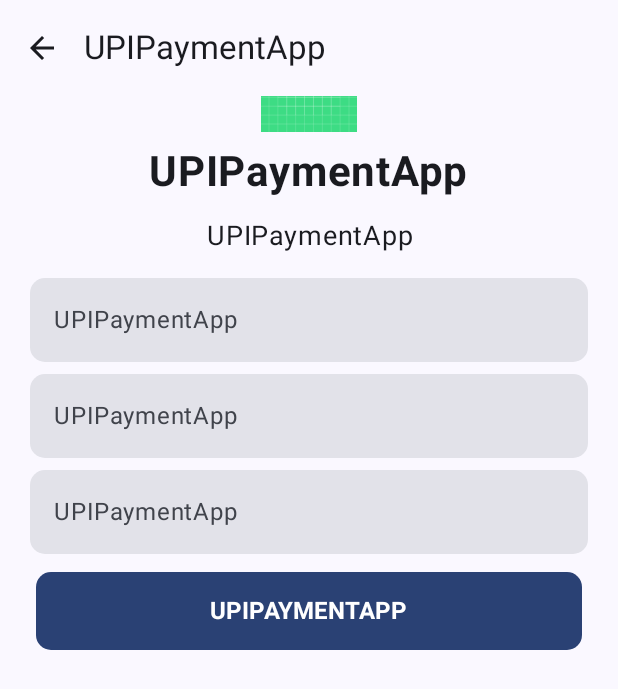
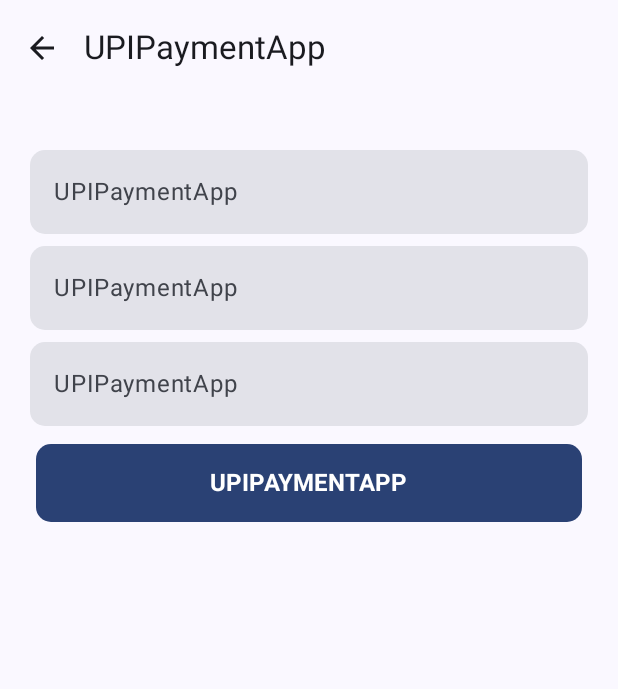
Before and after one commit to RumitPatel/android-pay-with-upi, an Android app built with Jetpack Compose: the screen it shows after launch (MainActivity), on a phone screen of 412 x 824 dp. Shown: the top 689 px of the screen. Run offline under Robolectric (Android 15) with nearby library versions, the phone set to English and light mode, and no system bars.

Commit message:
header icons and title removed.

```diff
--- a/app/src/main/java/com/rum/upipaymentapp/PaymentScreen.kt
+++ b/app/src/main/java/com/rum/upipaymentapp/PaymentScreen.kt
@@ -68,27 +68,7 @@ fun ResetPasswordScreen(
                 .padding(16.dp),
             horizontalAlignment = Alignment.CenterHorizontally
         ) {
-            Image(
-                painterResource(id = R.drawable.ic_launcher_background),
-                contentDescription = null,
-                modifier = Modifier
-                    .size(80.dp)
-                    .padding(8.dp),
-                contentScale = ContentScale.Crop
-            )
-            MyText(
-                modifier = Modifier.padding(2.dp),
-                text = stringResource(R.string.app_name),
-                fontWeight = FontWeight.Bold,
-                fontSize = 28.sp
-            )
-            MyText(
-                modifier = Modifier.padding(12.dp),
-                textAlign = TextAlign.Center,
-                text = stringResource(R.string.app_name),
-                fontSize = 18.sp,
-            )
-
+            Spacer(modifier = Modifier.height(80.dp))
             MyTextField(
                 value = currentPassword,
                 isError = isErrorCurrentPassword,
```
